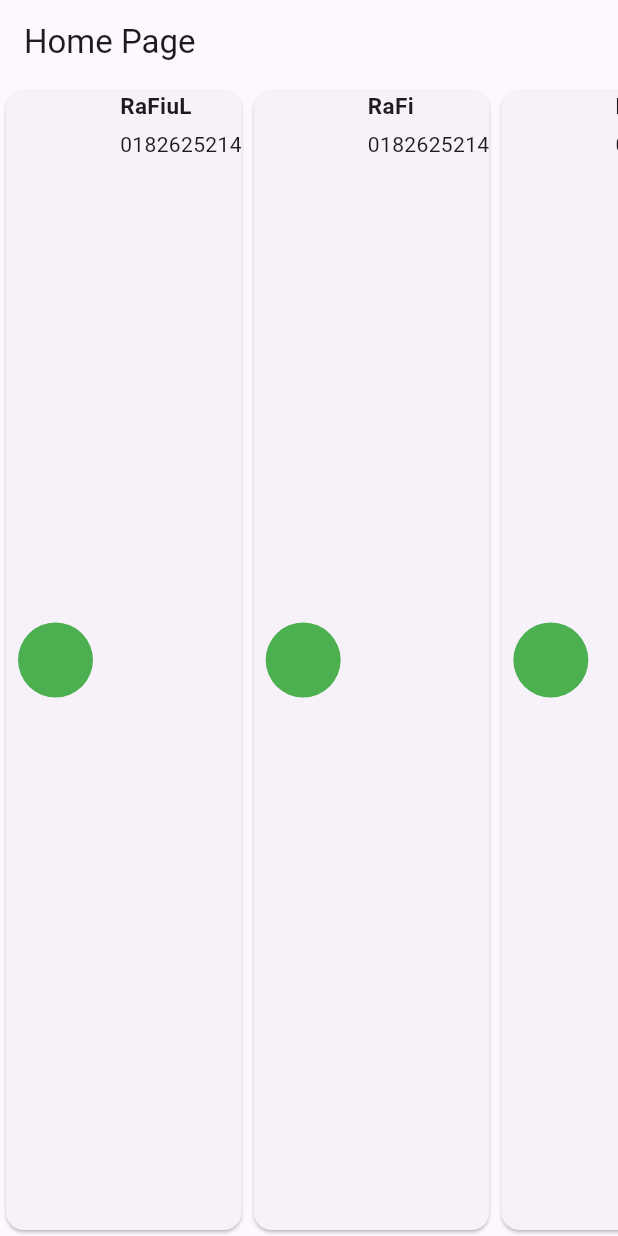
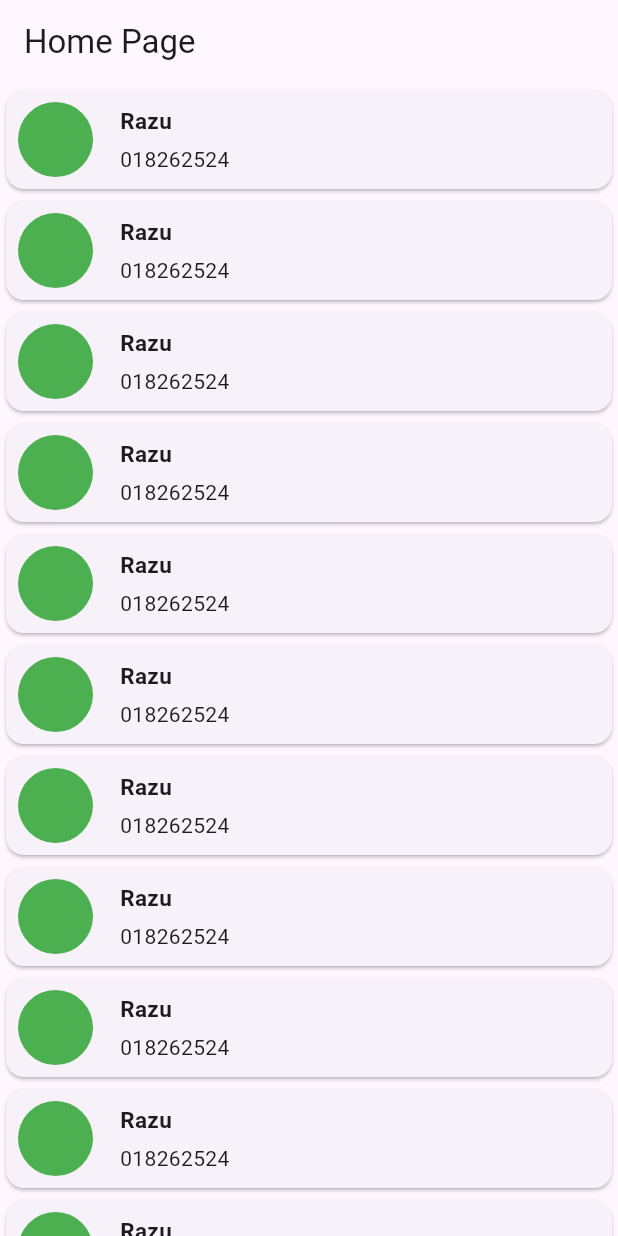
Before and after one commit to RaFiuL-RaZu/app_create2, a Flutter app: the screen it shows after launch, on a phone screen of 412 x 824 dp. Run offline on Flutter 3.47's test engine with Material 3 defaults, Android fonts, the phone set to English and light mode, and no system bars.

Commit message:
innit commit

```diff
--- a/lib/main.dart
+++ b/lib/main.dart
@@ -30,17 +30,10 @@ class HomeScren extends StatelessWidget {
       appBar: AppBar(
         title: Text("Home Page"),
       ),
-      body:ListView(
-        scrollDirection: Axis.horizontal,
-       children: [
-         ContactCard(name:'RaFiuL' ,phone: '0182625214',),
-         ContactCard(name:'RaFi' ,phone: '0182625214',),
-         ContactCard(name:'RaFiz' ,phone: '0182625214',),
-         ContactCard(name:'RaFim' ,phone: '0182625214',),
-         ContactCard(name:'Sazu' ,phone: '0182625214',),
-         ContactCard(name:'SHaFin',phone: '0182625214',),
-       ],
-      ),
+      body:ListView.builder(
+          itemBuilder:(context, index){
+            return ContactCard(name: "Razu",phone: "018262524",);
+          } ),
     );
   }
 }
```
